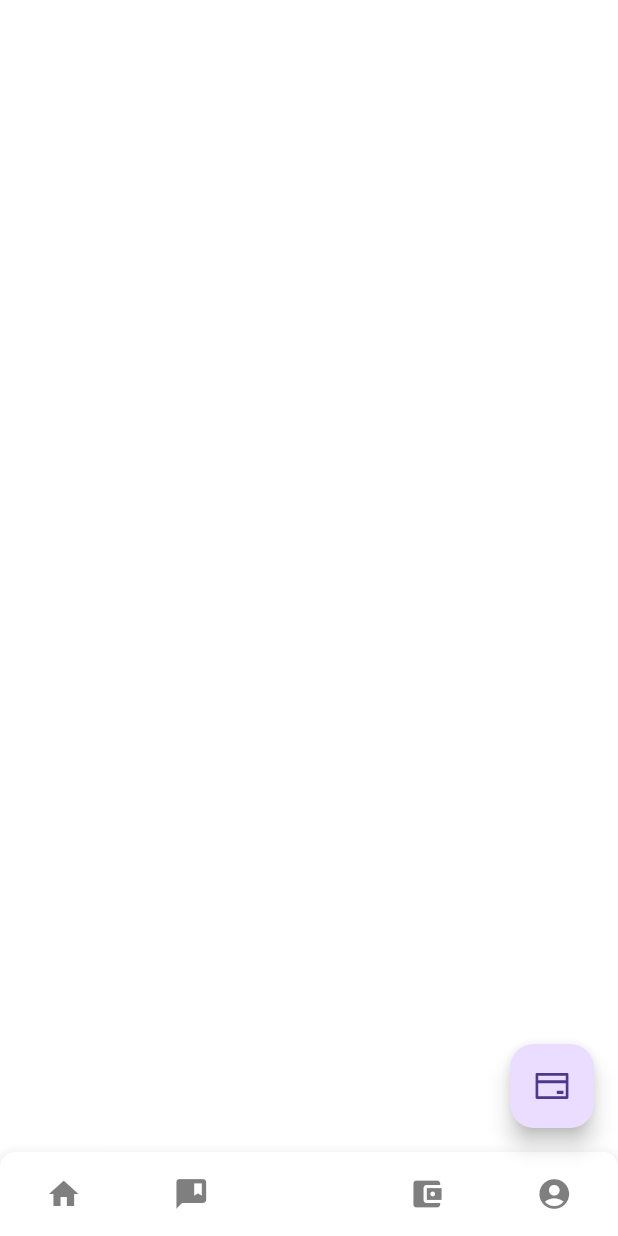
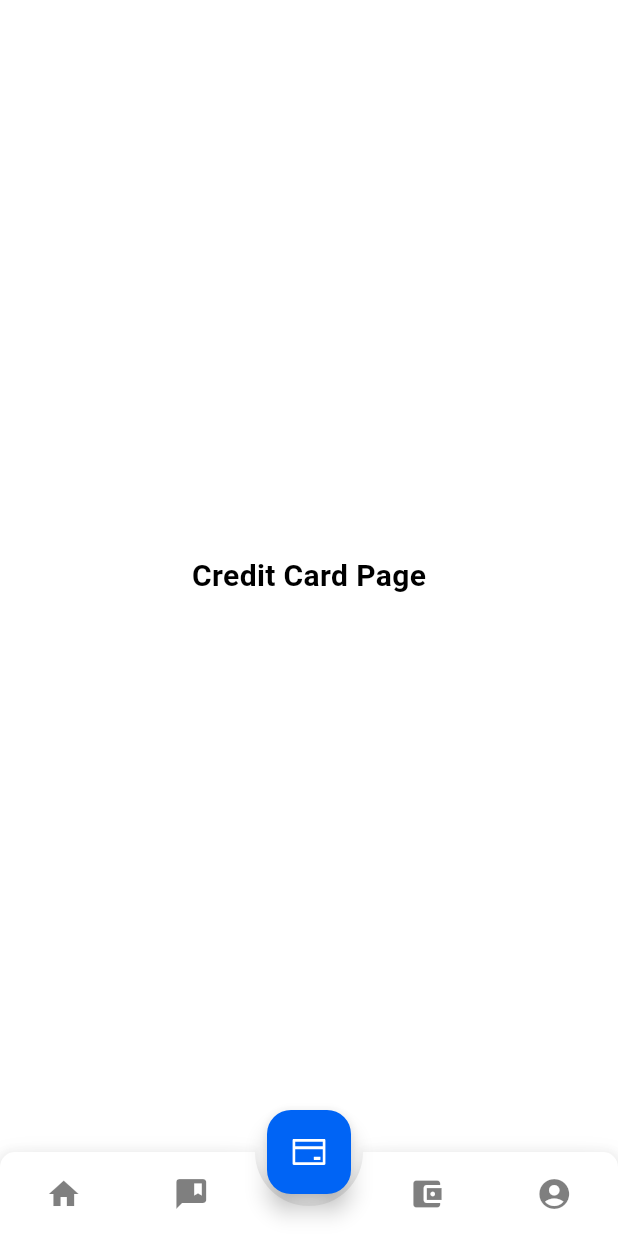
Before and after one commit to Mohamedko5/BankApp, a Flutter app: the screen it shows after launch, after a tap on an icon or button, on a phone screen of 412 x 824 dp. Run offline on Flutter 3.47's test engine with Material 3 defaults, Android fonts, the phone set to English and light mode, and no system bars; drawn by our look-alikes of animated_bottom_navigation_bar; our stand-ins replace flutter_vector_icons; network calls fail.

Commit message:
new Work

```diff
--- /dev/null
+++ b/lib/pages/dashboard_page.dart
@@ -0,0 +1,44 @@
+import 'package:bankapp/theme/color.dart';
+import 'package:flutter/material.dart';
+import 'package:flutter_vector_icons/flutter_vector_icons.dart';
+
+class DashboardPage extends StatefulWidget {
+  const DashboardPage({super.key});
+
+  @override
+  State<DashboardPage> createState() => _DashboardPageState();
+}
+
+class _DashboardPageState extends State<DashboardPage> {
+  @override
+  Widget build(BuildContext context) {
+    return Scaffold(
+      backgroundColor: primary,
+      appBar: PreferredSize(
+        preferredSize: Size.fromHeight(60),
+        child: getAppBar(),
+      ),
+    );
+  }
+}
+
+Widget getAppBar() {
+  return AppBar(
+    elevation: 0,
+    backgroundColor: primary,
+    leading: IconButton(
+      onPressed: () {},
+      icon: CircleAvatar(
+        backgroundImage: NetworkImage(
+          "https://images.unsplash.com/photo-1534528741775-53994a69daeb?ixlib=rb-4.0.3&ixid=MnwxMjA3fDB8MHxzZWFyY2h8Mnx8cG9ydHJhaXR8ZW58MHx8MHx8&auto=format&fit=crop&w=500&q=60",
+        ),
+      ),
+    ),
+    actions: [
+      IconButton(
+        onPressed: () {},
+        icon: Icon(AntDesign.search1, color: white),
+      ),
+    ],
+  );
+}
--- a/lib/pages/root_app.dart
+++ b/lib/pages/root_app.dart
@@ -1,3 +1,4 @@
+import 'package:bankapp/pages/dashboard_page.dart';
 import 'package:bankapp/theme/color.dart';
 import 'package:flutter/material.dart';
 import 'package:animated_bottom_navigation_bar/animated_bottom_navigation_bar.dart';
@@ -24,8 +25,11 @@ class _RootAppState extends State<RootApp> {
             pageIndex = 4;
           });
         },
-        child: Icon(AntDesign.creditcard, size: 25),
+        child: Icon(AntDesign.creditcard, color: white, size: 25),
+        backgroundColor: primary,
       ),
+      floatingActionButtonLocation: FloatingActionButtonLocation.centerDocked,
+      body: getBody(), // <-- This will now work
     );
   }
 
@@ -53,4 +57,54 @@ class _RootAppState extends State<RootApp> {
       },
     );
   }
+
+  // Moved getBody() here inside the class
+  Widget getBody() {
+    return IndexedStack(
+      index: pageIndex,
+      children: [
+        DashboardPage(),
+        Center(
+          child: Text(
+            "Chat Page",
+            style: TextStyle(
+              fontSize: 20,
+              color: black,
+              fontWeight: FontWeight.bold,
+            ),
+          ),
+        ),
+        Center(
+          child: Text(
+            "Notification Page",
+            style: TextStyle(
+              fontSize: 20,
+              color: black,
+              fontWeight: FontWeight.bold,
+            ),
+          ),
+        ),
+        Center(
+          child: Text(
+            "Account Page",
+            style: TextStyle(
+              fontSize: 20,
+              color: black,
+              fontWeight: FontWeight.bold,
+            ),
+          ),
+        ),
+        Center(
+          child: Text(
+            "Credit Card Page",
+            style: TextStyle(
+              fontSize: 20,
+              color: black,
+              fontWeight: FontWeight.bold,
+            ),
+          ),
+        ),
+      ],
+    );
+  }
 }
```
